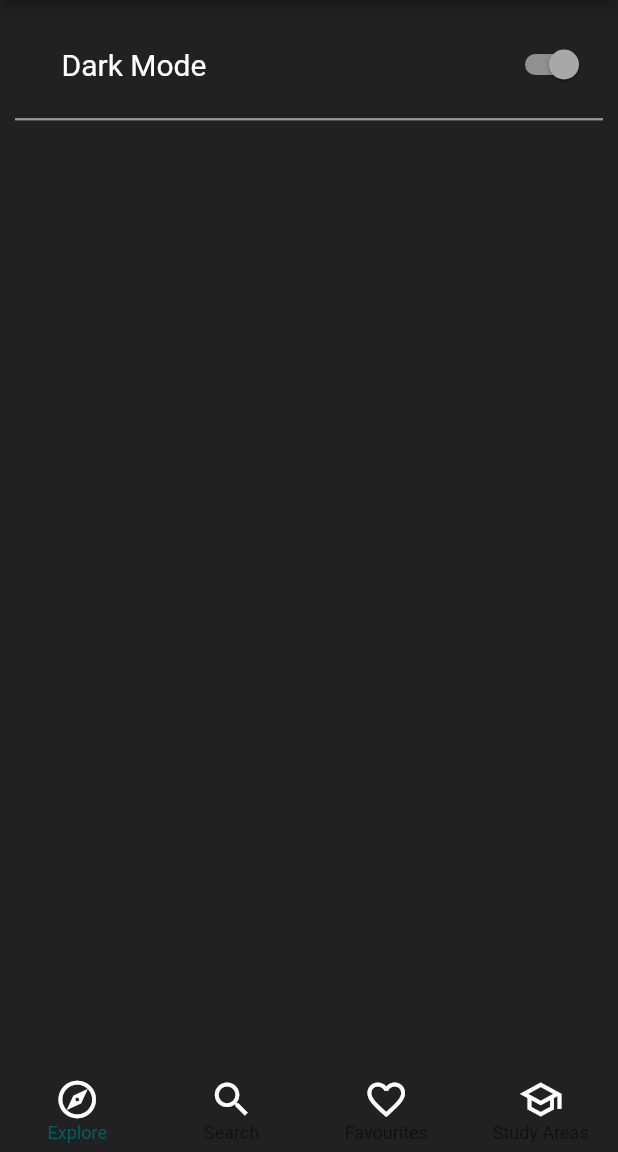
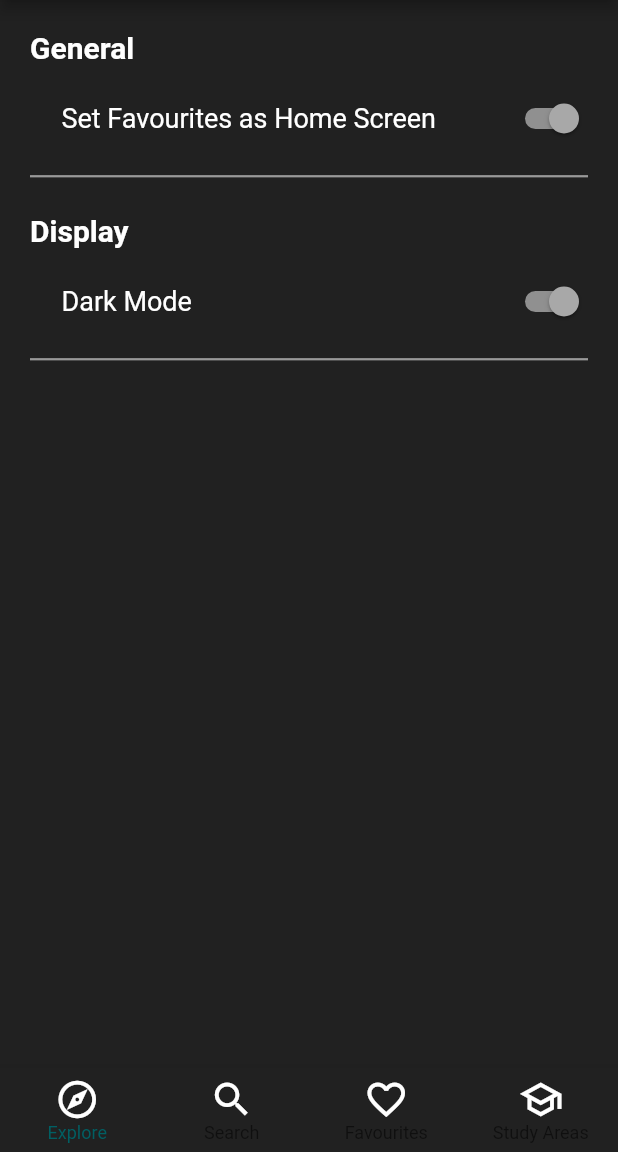
Before and after one commit to hsiaotingluv/AY20-21_HOwGO_Orbital, a Flutter app: the SettingsScreen screen opened by its route, on a phone screen of 412 x 824 dp, the part 84-1236 px from its top. Run offline on Flutter 3.47's test engine with Material 2 defaults, Android fonts, the phone set to English and light mode, and no system bars; our stand-ins replace cloud_firestore, firebase_core, firebase_storage, floating_bottom_navigation_bar, flutter_slidable, shared_preferences and 1 more; accounts and stored records are empty.

Commit message:
Added additional function to settings page

```diff
--- a/lib/screens/settings_screen.dart
+++ b/lib/screens/settings_screen.dart
@@ -1,6 +1,7 @@
 import 'package:flutter/material.dart';
 import 'package:provider/provider.dart';
 
+import '../providers/home_screen_provider.dart';
 import '../providers/theme_provider.dart';
 import '../widgets/navigation_bar.dart';
 
@@ -14,7 +15,8 @@ class SettingsScreen extends StatefulWidget {
 class _SettingsScreenState extends State<SettingsScreen> {
   @override
   Widget build(BuildContext context) {
-    final settings = Provider.of<ThemeSettings>(context);
+    final darkThemeSettings = Provider.of<ThemeSettings>(context);
+    final homeScreenSettings = Provider.of<ChooseHomeScreenSettings>(context);
     return Scaffold(
       appBar: AppBar(
         title: Text('Settings'),
@@ -25,28 +27,85 @@ class _SettingsScreenState extends State<SettingsScreen> {
           crossAxisAlignment: CrossAxisAlignment.stretch,
           children: [
             Container(
-              height: 75,
+              height: 20,
+            ),
+            Container(
+              child: Text(
+                'General',
+                style: TextStyle(
+                  fontSize: 20,
+                  fontWeight: FontWeight.bold,
+                ),
+              ),
+              margin: EdgeInsets.only(left: 20),
+            ),
+            Container(
+              height: 70,
+              child: SwitchListTile(
+                title: Text(
+                  'Set Favourites as Home Screen',
+                  style: TextStyle(
+                    fontSize: 18,
+                    color: Theme.of(context).textTheme.bodyText2.color,
+                  ),
+                ),
+                value: homeScreenSettings.homeScreen,
+                onChanged: (newValue) {
+                  setState(() {
+                    homeScreenSettings.toggleTheme();
+                  });
+                },
+              ),
+              padding: EdgeInsets.only(
+                left: 25,
+                top: 8,
+              ),
+            ),
+            Divider(
+              height: 9,
+              indent: 20,
+              endIndent: 20,
+              thickness: 1.5,
+            ),
+            Container(
+              height: 20,
+            ),
+            Container(
+              child: Text(
+                'Display',
+                style: TextStyle(
+                  fontSize: 20,
+                  fontWeight: FontWeight.bold,
+                ),
+              ),
+              margin: EdgeInsets.only(left: 20),
+            ),
+            Container(
+              height: 70,
               child: SwitchListTile(
                 title: Text(
                   'Dark Mode',
                   style: TextStyle(
-                    fontSize: 20,
+                    fontSize: 18,
                     color: Theme.of(context).textTheme.bodyText2.color,
                   ),
                 ),
-                value: settings.darkTheme,
+                value: darkThemeSettings.darkTheme,
                 onChanged: (newValue) {
                   setState(() {
-                    settings.toggleTheme();
+                    darkThemeSettings.toggleTheme();
                   });
                 },
               ),
-              padding: EdgeInsets.only(top: 15, left: 25),
+              padding: EdgeInsets.only(
+                left: 25,
+                top: 8,
+              ),
             ),
             Divider(
               height: 9,
-              indent: 10,
-              endIndent: 10,
+              indent: 20,
+              endIndent: 20,
               thickness: 1.5,
             ),
           ],
```
Also changed, not shown: lib/main.dart (+11 -13 lines), lib/providers/home_screen_provider.dart (added, +36 -0 lines).
